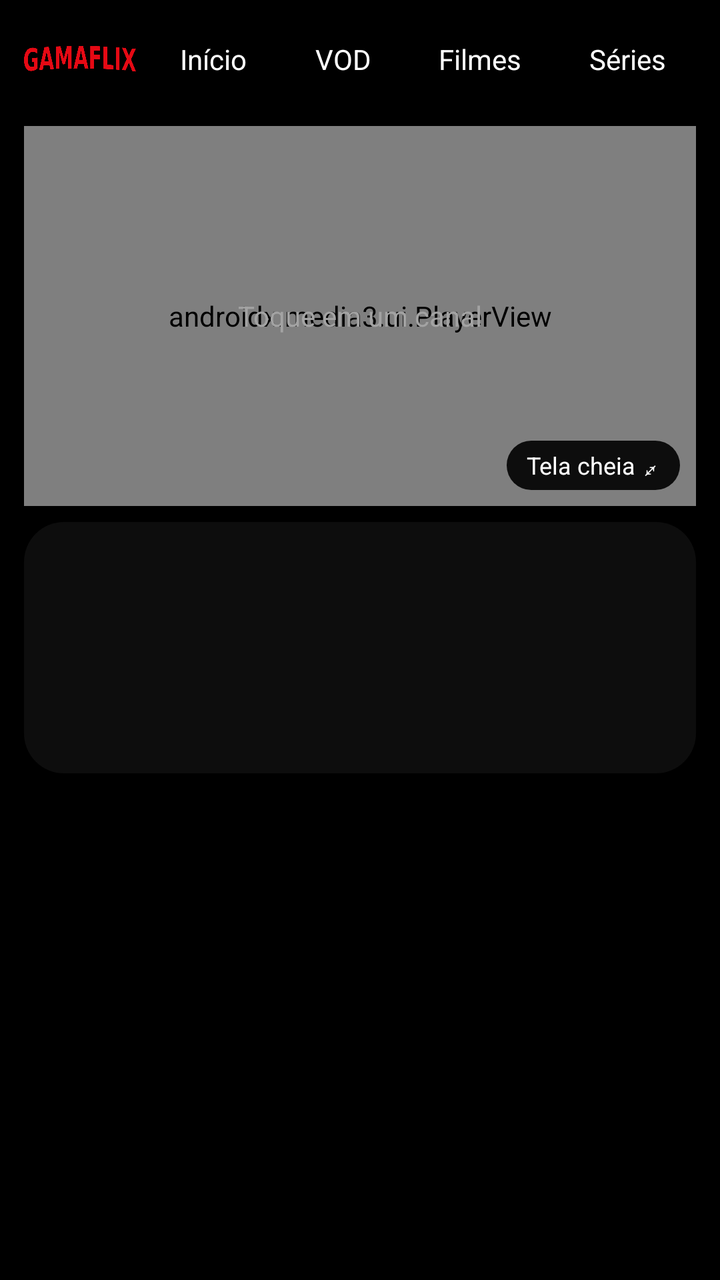
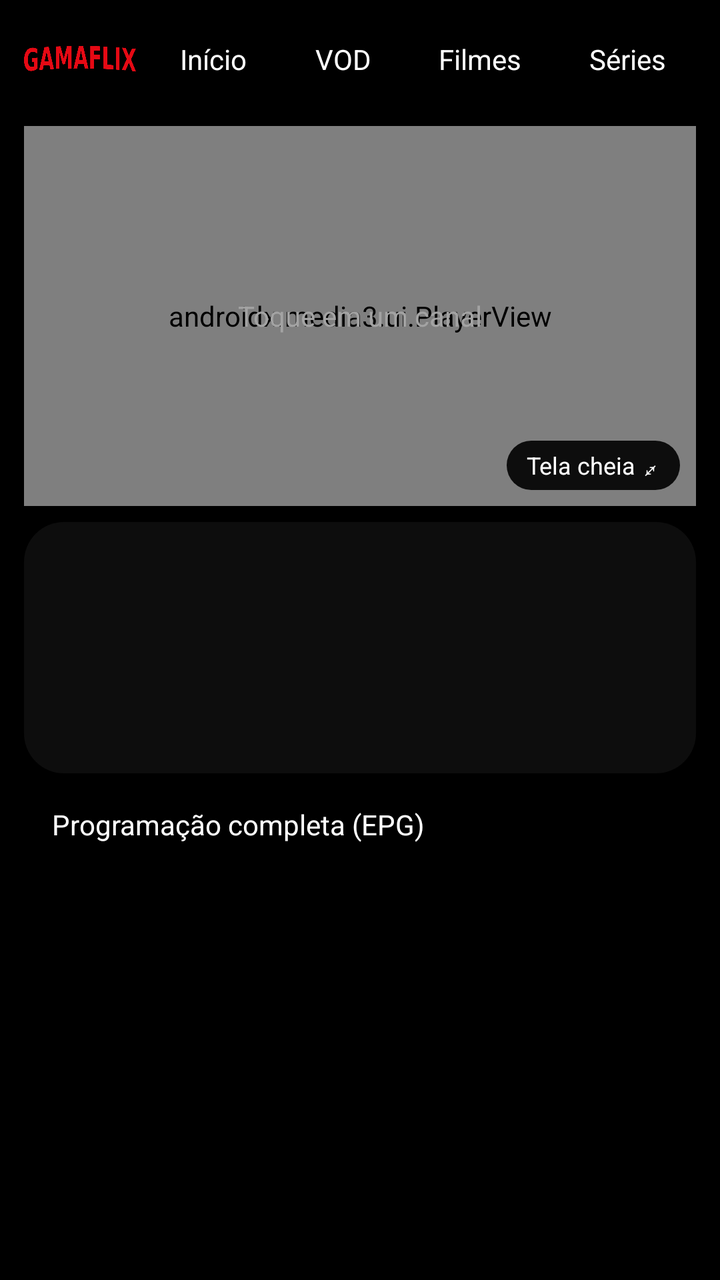

The first picture is an Android layout as it rendered before a commit; the second is the same layout after the commit. The layout source and the unified diff follow.
<!-- AndroidManifest.xml: application theme Theme.Nova -->
<!-- res/layout/activity_live.xml -->
<?xml version="1.0" encoding="utf-8"?>
<LinearLayout xmlns:android="http://schemas.android.com/apk/res/android"
    xmlns:app="http://schemas.android.com/apk/res-auto"
    android:layout_width="match_parent"
    android:layout_height="match_parent"
    android:background="@drawable/bg_gradient"
    android:orientation="vertical">

    <LinearLayout
        android:layout_width="match_parent"
        android:layout_height="wrap_content"
        android:gravity="center_vertical"
        android:orientation="horizontal"
        android:paddingStart="12dp"
        android:paddingTop="12dp"
        android:paddingEnd="12dp"
        android:paddingBottom="4dp">

        <ImageView
            android:layout_width="56dp"
            android:layout_height="32dp"
            android:layout_marginEnd="8dp"
            android:contentDescription="GamaFlix"
            android:scaleType="fitCenter"
            android:src="@drawable/gamaflix_logo" />

        <HorizontalScrollView
            android:layout_width="0dp"
            android:layout_height="wrap_content"
            android:layout_weight="1"
            android:scrollbars="none">

            <LinearLayout
                android:layout_width="wrap_content"
                android:layout_height="wrap_content"
                android:orientation="horizontal">

                <TextView android:id="@+id/tabHome" style="@style/TabText" android:text="Início" />
                <TextView android:id="@+id/tabLive" style="@style/TabText" android:text="VOD" />
                <TextView android:id="@+id/tabMovies" style="@style/TabText" android:text="Filmes" />
                <TextView android:id="@+id/tabSeries" style="@style/TabText" android:layout_marginEnd="0dp" android:text="Séries" />
            </LinearLayout>
        </HorizontalScrollView>
    </LinearLayout>

    <androidx.recyclerview.widget.RecyclerView
        android:id="@+id/rvCats"
        android:layout_width="match_parent"
        android:layout_height="wrap_content"
        android:clipToPadding="false"
        android:paddingStart="12dp"
        android:paddingTop="6dp"
        android:paddingEnd="12dp"
        android:paddingBottom="6dp" />

    
    <FrameLayout
        android:id="@+id/previewBox"
        android:layout_width="match_parent"
        android:layout_height="190dp"
        android:layout_marginStart="12dp"
        android:layout_marginEnd="12dp"
        android:background="#000000">

        <androidx.media3.ui.PlayerView
            android:id="@+id/preview"
            android:layout_width="match_parent"
            android:layout_height="match_parent"
            android:focusable="false"
            app:resize_mode="fit"
            app:surface_type="surface_view"
            app:use_controller="false" />

        <TextView
            android:id="@+id/tvPreviewHint"
            android:layout_width="wrap_content"
            android:layout_height="wrap_content"
            android:layout_gravity="center"
            android:text="Toque em um canal"
            android:textColor="@color/muted"
            android:textSize="14sp" />

        <TextView
            android:layout_width="wrap_content"
            android:layout_height="wrap_content"
            android:layout_gravity="bottom|end"
            android:layout_margin="8dp"
            android:background="@drawable/bg_panel"
            android:paddingStart="10dp"
            android:paddingTop="4dp"
            android:paddingEnd="10dp"
            android:paddingBottom="4dp"
            android:text="Tela cheia ⤢"
            android:textColor="@color/text"
            android:textSize="12sp" />
    </FrameLayout>

    <LinearLayout
        android:layout_width="match_parent"
        android:layout_height="wrap_content"
        android:layout_marginStart="12dp"
        android:layout_marginTop="8dp"
        android:layout_marginEnd="12dp"
        android:background="@drawable/bg_panel"
        android:orientation="vertical"
        android:padding="12dp">

        <TextView
            android:id="@+id/tvNowTitle"
            android:layout_width="match_parent"
            android:layout_height="wrap_content"
            android:ellipsize="end"
            android:maxLines="1"
            android:textColor="@color/text"
            android:textSize="16sp"
            android:textStyle="bold" />

        <TextView
            android:id="@+id/tvNowTime"
            android:layout_width="wrap_content"
            android:layout_height="wrap_content"
            android:textColor="@color/muted"
            android:textSize="12sp" />

        <TextView
            android:id="@+id/tvNowDesc"
            android:layout_width="match_parent"
            android:layout_height="wrap_content"
            android:layout_marginTop="4dp"
            android:ellipsize="end"
            android:maxLines="2"
            android:textColor="@color/text"
            android:textSize="13sp" />

        <TextView
            android:id="@+id/tvNextTitle"
            android:layout_width="match_parent"
            android:layout_height="wrap_content"
            android:layout_marginTop="8dp"
            android:ellipsize="end"
            android:maxLines="1"
            android:textColor="@color/text"
            android:textSize="13sp" />

        <TextView
            android:id="@+id/tvNextTime"
            android:layout_width="wrap_content"
            android:layout_height="wrap_content"
            android:textColor="@color/muted"
            android:textSize="12sp" />
    </LinearLayout>

    <FrameLayout
        android:layout_width="match_parent"
        android:layout_height="0dp"
        android:layout_weight="1">

        <androidx.recyclerview.widget.RecyclerView
            android:id="@+id/rvChannels"
            android:layout_width="match_parent"
            android:layout_height="match_parent"
            android:clipToPadding="false"
            android:paddingStart="12dp"
            android:paddingTop="8dp"
            android:paddingEnd="12dp"
            android:paddingBottom="16dp" />

        <TextView
            android:id="@+id/tvEmpty"
            android:layout_width="wrap_content"
            android:layout_height="wrap_content"
            android:layout_gravity="center"
            android:textColor="@color/muted"
            android:textSize="15sp"
            android:visibility="gone" />

        <ProgressBar
            android:id="@+id/progress"
            android:layout_width="40dp"
            android:layout_height="40dp"
            android:layout_gravity="center"
            android:indeterminate="true" />
    </FrameLayout>
</LinearLayout>
<!-- resources referenced by this layout -->
<resources>
  <color name="muted">#A3A3A3</color>
  <color name="text">#FFFFFF</color>
  <!-- drawable bg_gradient (drawable) -->
  <?xml version="1.0" encoding="utf-8"?>
  <shape xmlns:android="http://schemas.android.com/apk/res/android">
      <solid android:color="#000000" />
  </shape>
  <!-- drawable bg_panel (drawable) -->
  <?xml version="1.0" encoding="utf-8"?>
  <shape xmlns:android="http://schemas.android.com/apk/res/android">
      <solid android:color="@color/surface" />
      <corners android:radius="20dp" />
  </shape>
  <!-- drawable gamaflix_logo: png bitmap (drawable-nodpi, 52380 bytes) -->
  <style name="TabText">
          <item name="android:layout_width">wrap_content</item>
          <item name="android:layout_height">wrap_content</item>
          <item name="android:paddingStart">14dp</item>
          <item name="android:paddingEnd">14dp</item>
          <item name="android:paddingTop">8dp</item>
          <item name="android:paddingBottom">8dp</item>
          <item name="android:layout_marginEnd">6dp</item>
          <item name="android:background">@drawable/bg_tab</item>
          <item name="android:textColor">@color/text</item>
          <item name="android:textSize">14sp</item>
          <item name="android:focusable">true</item>
          <item name="android:clickable">true</item>
          <item name="android:gravity">center</item>
      </style>
  <style name="Theme.Nova" parent="Theme.AppCompat.NoActionBar">
          <item name="android:windowBackground">@color/bg</item>
          <item name="colorAccent">@color/accent</item>
          <item name="colorPrimary">@color/accent</item>
          <item name="android:textColorPrimary">@color/text</item>
          <item name="android:textColorSecondary">@color/muted</item>
          <item name="alertDialogTheme">@style/NovaDialog</item>
      </style>
  <color name="surface">#0D0D0D</color>
  <!-- drawable bg_tab (drawable) -->
  <?xml version="1.0" encoding="utf-8"?>
  <selector xmlns:android="http://schemas.android.com/apk/res/android">
      <item android:state_focused="true">
          <shape>
              <solid android:color="@color/accent" />
              <corners android:radius="24dp" />
          </shape>
      </item>
      <item android:state_selected="true">
          <shape>
              <solid android:color="@color/surface2" />
              <corners android:radius="24dp" />
          </shape>
      </item>
      <item>
          <shape>
              <solid android:color="@android:color/transparent" />
              <corners android:radius="24dp" />
          </shape>
      </item>
  </selector>
  <color name="bg">#000000</color>
  <color name="accent">#E50914</color>
  <style name="NovaDialog" parent="Theme.AppCompat.Dialog.Alert">
          <item name="colorAccent">@color/accent2</item>
          <item name="android:windowBackground">@drawable/bg_panel</item>
      </style>
  <color name="surface2">#161616</color>
  <color name="accent2">#FFFFFF</color>
</resources>

<!-- the commit's change to res/layout/activity_live.xml (unified diff, before → after) -->
@@ -150,6 +150,13 @@
             android:textSize="12sp" />
     </LinearLayout>
 
+    <TextView
+        android:id="@+id/btnEpg"
+        style="@style/TabText"
+        android:layout_marginStart="12dp"
+        android:layout_marginTop="8dp"
+        android:text="Programação completa (EPG)" />
+
     <FrameLayout
         android:layout_width="match_parent"
         android:layout_height="0dp"
